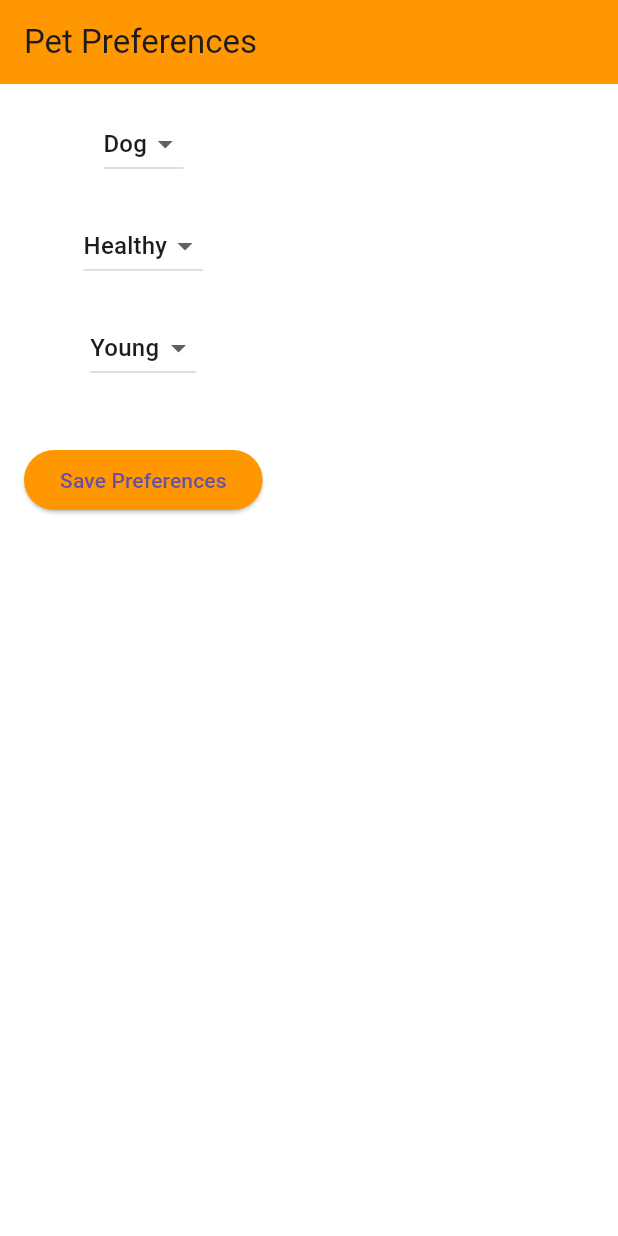
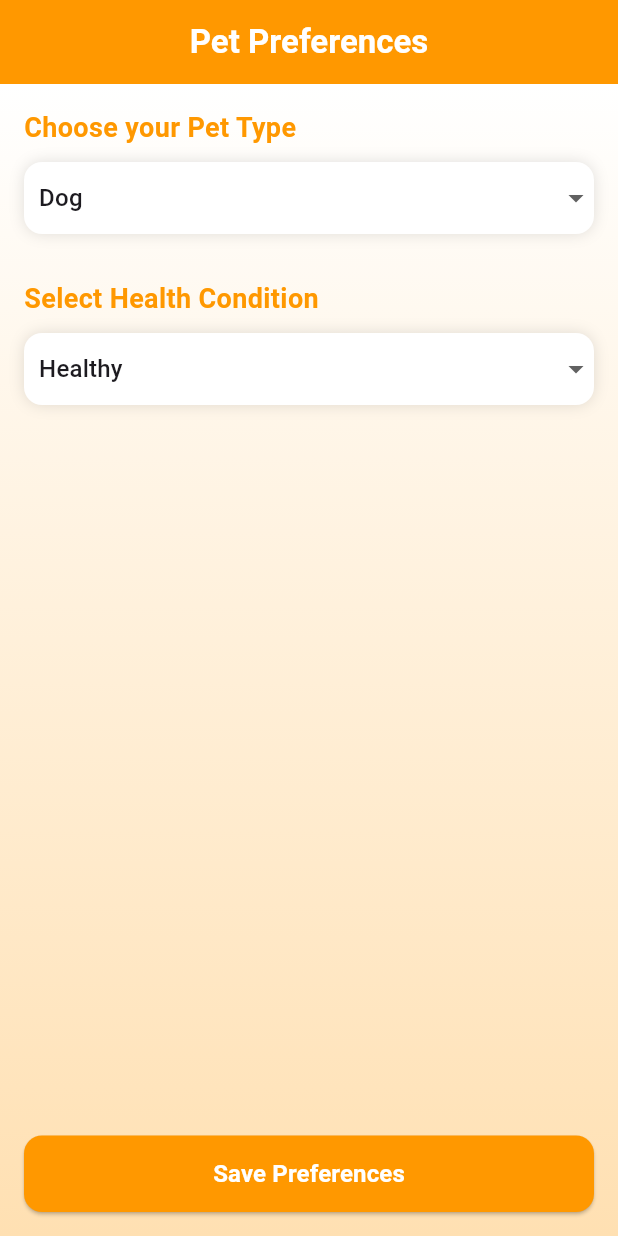
Before and after one commit to Shribodhi/SDGP-PawRescue, a Flutter app: the screen it shows after launch, on a phone screen of 412 x 824 dp. Run offline on Flutter 3.47's test engine with Material 3 defaults, Android fonts, the phone set to English and light mode, and no system bars; our stand-ins replace cloud_firestore; accounts and stored records are empty.

Commit message:
foodrec uitest 1

```diff
--- a/lib/models/user_preferences.dart
+++ b/lib/models/user_preferences.dart
@@ -1,19 +1,11 @@
 class UserPreferences {
   final String petType;
-  final String petAge;
-  final String healthCondition; // Added this line 🔥
+  final String healthCondition;
+  final String petAge; // 🔥 Added this line
 
   UserPreferences({
     required this.petType,
-    required this.petAge,
-    required this.healthCondition, // Added this line 🔥
+    required this.healthCondition,
+    required this.petAge, // 🔥 Added here too
   });
-
-  Map<String, dynamic> toJson() {
-    return {
-      'petType': petType,
-      'petAge': petAge,
-      'healthCondition': healthCondition, // Added this line 🔥
-    };
-  }
 }
--- a/lib/screens/preferences_screen.dart
+++ b/lib/screens/preferences_screen.dart
@@ -13,21 +13,51 @@ class PreferencesScreen extends StatefulWidget {
 class _PreferencesScreenState extends State<PreferencesScreen> {
   String _selectedPetType = 'Dog';
   String _selectedHealthCondition = 'Healthy';
-  String _selectedPetAge = 'Young';
 
   @override
   Widget build(BuildContext context) {
     return Scaffold(
       appBar: AppBar(
-        title: const Text('Pet Preferences'),
+        title: const Text(
+          'Pet Preferences',
+          style: TextStyle(fontWeight: FontWeight.bold, color: Colors.white),
+        ),
         backgroundColor: Colors.orange,
+        centerTitle: true,
       ),
-      body: Padding(
+      body: Container(
         padding: const EdgeInsets.all(16.0),
+        decoration: const BoxDecoration(
+          gradient: LinearGradient(
+            colors: [Colors.white, Color(0xFFFFE0B2)],
+            begin: Alignment.topCenter,
+            end: Alignment.bottomCenter,
+          ),
+        ),
         child: Column(
+          crossAxisAlignment: CrossAxisAlignment.start,
           children: [
-            DropdownButton<String>(
+            const Text(
+              'Choose your Pet Type',
+              style: TextStyle(
+                fontSize: 18,
+                fontWeight: FontWeight.bold,
+                color: Colors.orange,
+              ),
+            ),
+            const SizedBox(height: 10),
+            Container(
+              decoration: BoxDecoration(
+                color: Colors.white,
+                borderRadius: BorderRadius.circular(12),
+                boxShadow: const [
+                  BoxShadow(color: Colors.black12, blurRadius: 8),
+                ],
+              ),
+              child: DropdownButton<String>(
                 value: _selectedPetType,
+                isExpanded: true,
+                underline: Container(),
                 onChanged: (value) {
                   setState(() {
                     _selectedPetType = value!;
@@ -36,13 +66,36 @@ class _PreferencesScreenState extends State<PreferencesScreen> {
                 items: ['Dog', 'Cat', 'Bird']
                     .map((pet) => DropdownMenuItem(
                           value: pet,
+                          child: Padding(
+                            padding: const EdgeInsets.all(10.0),
                             child: Text(pet),
+                          ),
                         ))
                     .toList(),
               ),
-            const SizedBox(height: 20),
-            DropdownButton<String>(
+            ),
+            const SizedBox(height: 30),
+            const Text(
+              'Select Health Condition',
+              style: TextStyle(
+                fontSize: 18,
+                fontWeight: FontWeight.bold,
+                color: Colors.orange,
+              ),
+            ),
+            const SizedBox(height: 10),
+            Container(
+              decoration: BoxDecoration(
+                color: Colors.white,
+                borderRadius: BorderRadius.circular(12),
+                boxShadow: const [
+                  BoxShadow(color: Colors.black12, blurRadius: 8),
+                ],
+              ),
+              child: DropdownButton<String>(
                 value: _selectedHealthCondition,
+                isExpanded: true,
+                underline: Container(),
                 onChanged: (value) {
                   setState(() {
                     _selectedHealthCondition = value!;
@@ -51,36 +104,40 @@ class _PreferencesScreenState extends State<PreferencesScreen> {
                 items: ['Healthy', 'Sick', 'Obese']
                     .map((condition) => DropdownMenuItem(
                           value: condition,
+                          child: Padding(
+                            padding: const EdgeInsets.all(10.0),
                             child: Text(condition),
+                          ),
                         ))
                     .toList(),
               ),
-            const SizedBox(height: 20),
-            DropdownButton<String>(
-              value: _selectedPetAge,
-              onChanged: (value) {
-                setState(() {
-                  _selectedPetAge = value!;
-                });
-              },
-              items: ['Young', 'Adult', 'Senior']
-                  .map((age) => DropdownMenuItem(
-                        value: age,
-                        child: Text(age),
-                      ))
-                  .toList(),
             ),
-            const SizedBox(height: 40),
+            const Spacer(),
             ElevatedButton(
               onPressed: () {
                 widget.onSave(UserPreferences(
                     petType: _selectedPetType,
-                    petAge: _selectedPetAge,
-                    healthCondition: _selectedHealthCondition));
+                    healthCondition: _selectedHealthCondition,
+                    petAge: 'Adult'));
+
                 Navigator.pop(context);
               },
-              style: ElevatedButton.styleFrom(backgroundColor: Colors.orange),
-              child: const Text('Save Preferences'),
+              style: ElevatedButton.styleFrom(
+                backgroundColor: Colors.orange,
+                shape: RoundedRectangleBorder(
+                    borderRadius: BorderRadius.circular(12)),
+                padding: const EdgeInsets.symmetric(vertical: 14),
+              ),
+              child: const Center(
+                child: Text(
+                  'Save Preferences',
+                  style: TextStyle(
+                    fontSize: 16,
+                    fontWeight: FontWeight.bold,
+                    color: Colors.white,
+                  ),
+                ),
+              ),
             ),
           ],
         ),
```
Lines whose indentation alone changed are shown as unchanged.
